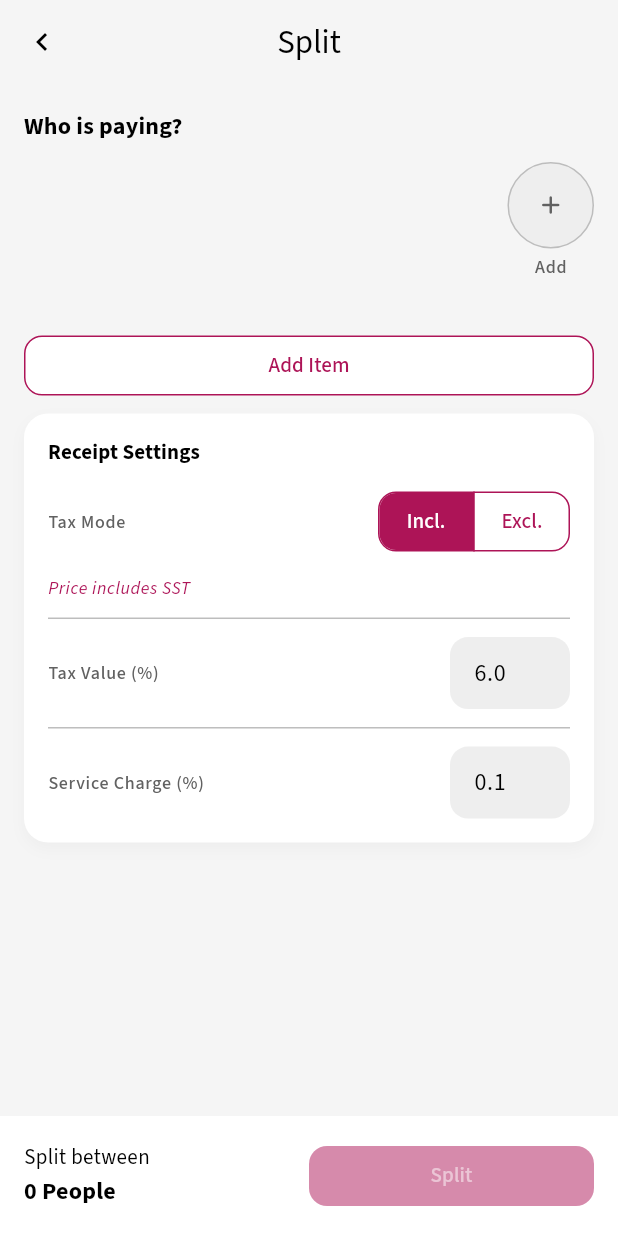
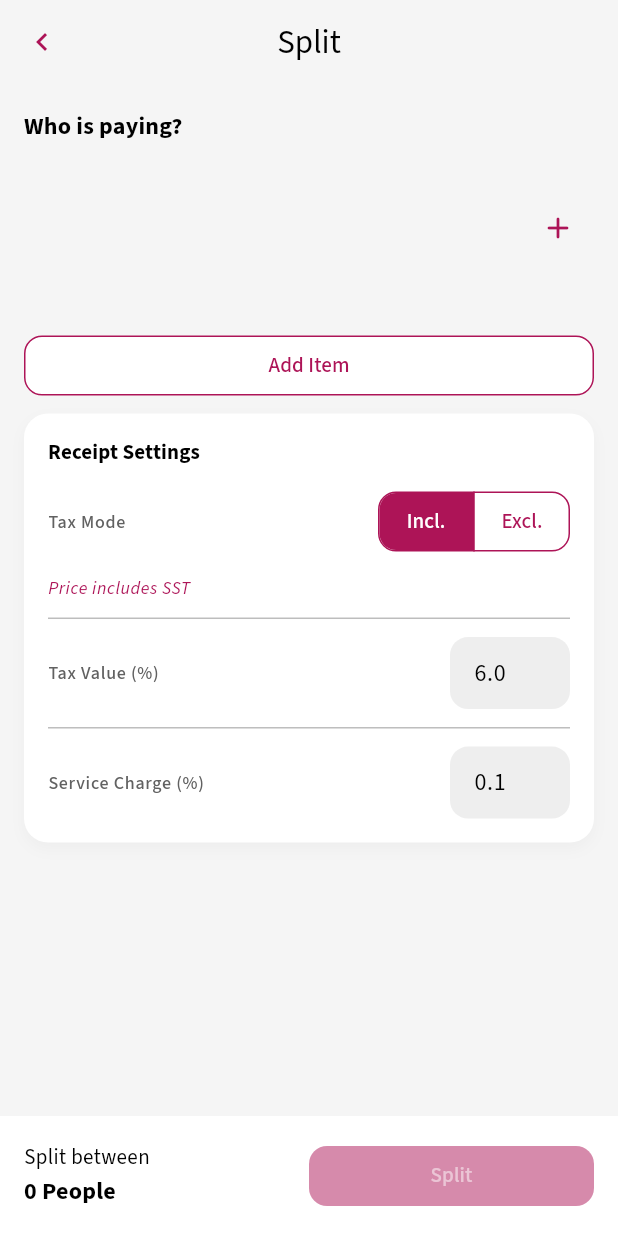
Before and after one commit to Zer0-01/numeru, a Flutter app: the screen it shows after launch, after a tap on "Split", on a phone screen of 412 x 824 dp. Run offline on Flutter 3.47's test engine with Material 3 defaults, Android fonts, the phone set to English and light mode, and no system bars; our stand-ins replace adaptive_theme, auto_route, equatable, flutter_bloc, google_fonts, logger and 2 more; network calls fail.

Commit message:
refactor: Replace custom add button with a themed IconButton and introduce `AppIconButtonThemeData`.

```diff
--- a/lib/presentation/screen/split/widgets/who_is_paying_widget.dart
+++ b/lib/presentation/screen/split/widgets/who_is_paying_widget.dart
@@ -77,6 +77,7 @@ class _WhoIsPayingWidgetState extends State<WhoIsPayingWidget> {
                   SizedBox(
                     height: SizesConstant.widthPercentage(context, 14) + 30,
                     child: Row(
+                      crossAxisAlignment: CrossAxisAlignment.center,
                       children: [
                         Expanded(
                           child: AnimatedList(
@@ -92,51 +93,12 @@ class _WhoIsPayingWidgetState extends State<WhoIsPayingWidget> {
                           ),
                         ),
                         const SizedBox(width: 12),
-                        Column(
-                          children: [
-                            InkWell(
-                              splashColor: Colors.transparent,
-                              onTap: () {
-                                context.read<SplitBloc>().add(
-                                  const OnAddPeopleEvent(),
-                                );
-                              },
-                              child: Container(
-                                width: SizesConstant.widthPercentage(
-                                  context,
-                                  14,
-                                ),
-                                height: SizesConstant.widthPercentage(
-                                  context,
-                                  14,
-                                ),
-                                decoration: BoxDecoration(
-                                  shape: BoxShape.circle,
-                                  color:
-                                      context.colorScheme.surfaceContainerLow,
-                                  border: Border.all(
-                                    color: context.colorScheme.outlineVariant,
-                                    width: 1,
-                                  ),
-                                ),
-                                child: Center(
-                                  child: Icon(
-                                    Icons.add_rounded,
-                                    size: 20,
-                                    color: context.colorScheme.onSurfaceVariant,
-                                  ),
-                                ),
+                        IconButton(
+                          onPressed:
+                              () => context.read<SplitBloc>().add(
+                                const OnAddPeopleEvent(),
                               ),
-                            ),
-                            const SizedBox(height: 4),
-                            Text(
-                              "Add",
-                              style: context.textTheme.labelMedium?.copyWith(
-                                color: context.colorScheme.onSurfaceVariant,
-                                fontWeight: FontWeight.w500,
-                              ),
-                            ),
-                          ],
+                          icon: const Icon(Icons.add_rounded),
                         ),
                       ],
                     ),
--- /dev/null
+++ b/lib/theme/app_icon_button_theme_data.dart
@@ -0,0 +1,29 @@
+import 'package:flutter/material.dart';
+
+class AppIconButtonThemeData {
+  static IconButtonThemeData light(ColorScheme scheme) {
+    return IconButtonThemeData(
+      style: ButtonStyle(
+        foregroundColor: WidgetStateProperty.resolveWith((states) {
+          if (states.contains(WidgetState.disabled)) {
+            return scheme.primary.withValues(alpha: 0.5);
+          }
+          return scheme.primary;
+        }),
+      ),
+    );
+  }
+
+  static IconButtonThemeData dark(ColorScheme scheme) {
+    return IconButtonThemeData(
+      style: ButtonStyle(
+        foregroundColor: WidgetStateProperty.resolveWith((states) {
+          if (states.contains(WidgetState.disabled)) {
+            return scheme.primary.withValues(alpha: 0.5);
+          }
+          return scheme.primary;
+        }),
+      ),
+    );
+  }
+}
--- a/lib/theme/app_theme_data.dart
+++ b/lib/theme/app_theme_data.dart
@@ -12,6 +12,7 @@ import 'package:numeru/theme/app_outlined_button_theme_data.dart';
 import 'package:numeru/theme/app_switch_theme_data.dart';
 import 'package:numeru/theme/app_text_button_theme_data.dart';
 import 'package:numeru/theme/app_segmented_button_theme_data.dart';
+import 'package:numeru/theme/app_icon_button_theme_data.dart';
 
 class AppThemeData {
   static ThemeData light() {
@@ -33,6 +34,7 @@ class AppThemeData {
       bottomAppBarTheme: AppBottomAppBarTheme.light(scheme),
       chipTheme: AppChipThemeData.light(scheme),
       segmentedButtonTheme: AppSegmentedButtonThemeData.light(scheme),
+      iconButtonTheme: AppIconButtonThemeData.light(scheme),
     );
   }
 
@@ -55,6 +57,7 @@ class AppThemeData {
       dividerTheme: AppDividerThemeData.dark(scheme),
       bottomAppBarTheme: AppBottomAppBarTheme.dark(scheme),
       segmentedButtonTheme: AppSegmentedButtonThemeData.dark(scheme),
+      iconButtonTheme: AppIconButtonThemeData.dark(scheme),
     );
   }
 }
```
